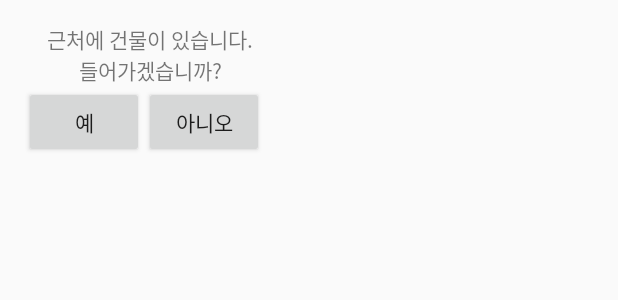
After one commit to Tamuel/BECOME_COIN, an Android app: the layout activity_near_alarm.xml on its own in the app's theme, with its tools: preview values and no code run, on a phone screen of 412 x 824 dp. The commit adds this screen. Shown: the top 300 px of the screen. Run offline under Robolectric (Android 15) with nearby library versions, the phone set to English and light mode, and no system bars.

Commit message:
근처에 건물이 있을 시 띄우는 알림 액티비티 생성

```diff
--- a/TagHere_User_Application/TagHere_User_Application/app/src/main/AndroidManifest.xml
+++ b/TagHere_User_Application/TagHere_User_Application/app/src/main/AndroidManifest.xml
@@ -25,7 +25,6 @@
     <permission
         android:name="taghere.project.helloworld.taghere.permission.MAPS_RECEIVE"
         android:protectionLevel="signature" />
-
 
     <application
         android:allowBackup="true"
@@ -60,7 +59,10 @@
         <activity android:name=".Menu.QAActivity" />
         <activity android:name=".Menu.BuildingRankActivity" />
         <activity android:name=".Menu.OptionActivity" />
-        <activity android:name=".GoogleMap.GoogleBuildingInfoActivity"
+        <activity
+            android:name=".GoogleMap.GoogleBuildingInfoActivity"
+            android:theme="@style/Theme.AppCompat.Dialog" />
+        <activity android:name=".GoogleMap.NearAlarmActivity"
             android:theme="@style/Theme.AppCompat.Dialog"></activity>
     </application>
 
--- /dev/null
+++ b/TagHere_User_Application/TagHere_User_Application/app/src/main/res/layout/activity_near_alarm.xml
@@ -0,0 +1,42 @@
+<?xml version="1.0" encoding="utf-8"?>
+<RelativeLayout xmlns:android="http://schemas.android.com/apk/res/android"
+    xmlns:tools="http://schemas.android.com/tools"
+    android:layout_width="200dp"
+    android:layout_height="200dp"
+    android:paddingBottom="@dimen/activity_vertical_margin"
+    android:paddingLeft="@dimen/activity_horizontal_margin"
+    android:paddingRight="@dimen/activity_horizontal_margin"
+    android:paddingTop="@dimen/activity_vertical_margin"
+    tools:context="taghere.project.helloworld.taghere.GoogleMap.NearAlarmActivity">
+
+    <TextView
+        android:layout_width="180dp"
+        android:layout_height="wrap_content"
+        android:text="근처에 건물이 있습니다.\n들어가겠습니까?"
+        android:gravity="center"
+        android:id="@+id/textView10" />
+
+    <LinearLayout
+        android:orientation="horizontal"
+        android:layout_width="match_parent"
+        android:layout_height="match_parent"
+        android:layout_below="@+id/textView10"
+        android:layout_alignParentRight="true"
+        android:layout_alignParentEnd="true">
+
+        <Button
+            android:layout_width="80dp"
+            android:layout_height="wrap_content"
+            android:text="예"
+            android:id="@+id/nearAlarmYesButton"
+            android:onClick="onClickNearAlarmYesButton"/>
+        <Button
+            android:layout_width="80dp"
+            android:layout_height="wrap_content"
+            android:text="아니오"
+            android:id="@+id/nearAlarmNoButton"
+            android:onClick="onClickNearAlarmNoButton"/>
+    </LinearLayout>
+
+
+</RelativeLayout>
```
Also changed, not shown: TagHere_User_Application/TagHere_User_Application/app/src/main/java/taghere/project/helloworld/taghere/GoogleMap/NearAlarmActivity.java (added, +29 -0 lines), TagHere_User_Application/TagHere_User_Application/app/src/main/java/taghere/project/helloworld/taghere/LogIn/LogInActivity.java (+66 -1 lines), TagHere_User_Application/TagHere_User_Application/app/src/main/java/taghere/project/helloworld/taghere/Menu/SelectMenuActivity.java (+7 -1 lines).
